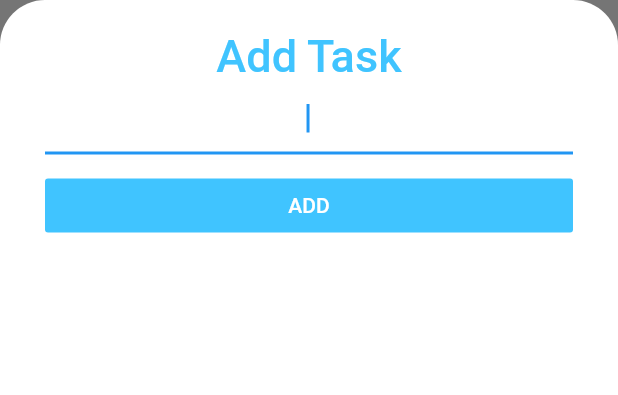
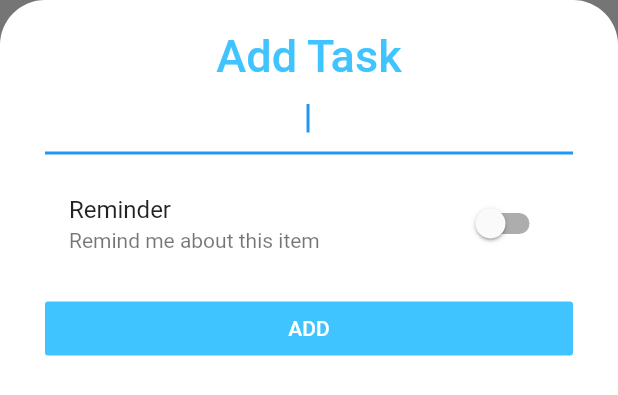
Before and after one commit to utkarshgupta2504/todoey, a Flutter app: the AddTaskScreen widget shown alone on an empty page, opened directly, on a phone screen of 412 x 824 dp. Shown: the top 395 px of the screen. Run offline on Flutter 3.47's test engine with Material 2 defaults, Android fonts, the phone set to English and light mode, and no system bars; our stand-ins replace localstorage.

Commit message:
Added reminder switch

```diff
--- a/lib/screens/add_task_screen.dart
+++ b/lib/screens/add_task_screen.dart
@@ -2,10 +2,16 @@ import 'package:flutter/material.dart';
 import 'package:provider/provider.dart';
 import 'package:todoey/models/task_data.dart';
 
-class AddTaskScreen extends StatelessWidget {
+class AddTaskScreen extends StatefulWidget {
+  @override
+  _AddTaskScreenState createState() => _AddTaskScreenState();
+}
+
+class _AddTaskScreenState extends State<AddTaskScreen> {
   final taskController = TextEditingController();
 
   String currTask;
+  bool remindMe = false;
 
   @override
   Widget build(BuildContext context) {
@@ -56,6 +62,28 @@ class AddTaskScreen extends StatelessWidget {
               SizedBox(
                 height: 10.0,
               ),
+              SwitchListTile(
+                value: remindMe,
+                title: Text('Reminder'),
+                onChanged: (newValue) {
+                  setState(() {
+                    remindMe = newValue;
+                  });
+                },
+                subtitle: Text('Remind me about this item'),
+              ),
+              SizedBox(
+                height: 10.0,
+              ),
+              Container(
+                  child: remindMe
+                      ? Center(
+                          child: CircularProgressIndicator(),
+                        )
+                      : null),
+              SizedBox(
+                height: remindMe ? 10.0 : 0.0,
+              ),
               FlatButton(
                 color: Colors.lightBlueAccent,
                 onPressed: () {
--- a/pubspec.yaml
+++ b/pubspec.yaml
@@ -3,7 +3,7 @@ description: A todo-list application, made using flutter
 
 publish_to: 'none' # Remove this line if you wish to publish to pub.dev
 
-version: 1.2.0+1
+version: 1.3.0+1
 
 environment:
   sdk: ">=2.7.0 <3.0.0"
@@ -15,6 +15,7 @@ dependencies:
   cupertino_icons: ^0.1.3
   provider: ^4.3.1
   localstorage: ^3.0.2+5
+  flutter_local_notifications: ^1.4.4+2
 
 dev_dependencies:
   flutter_test:
```
Also changed, not shown: pubspec.lock.
